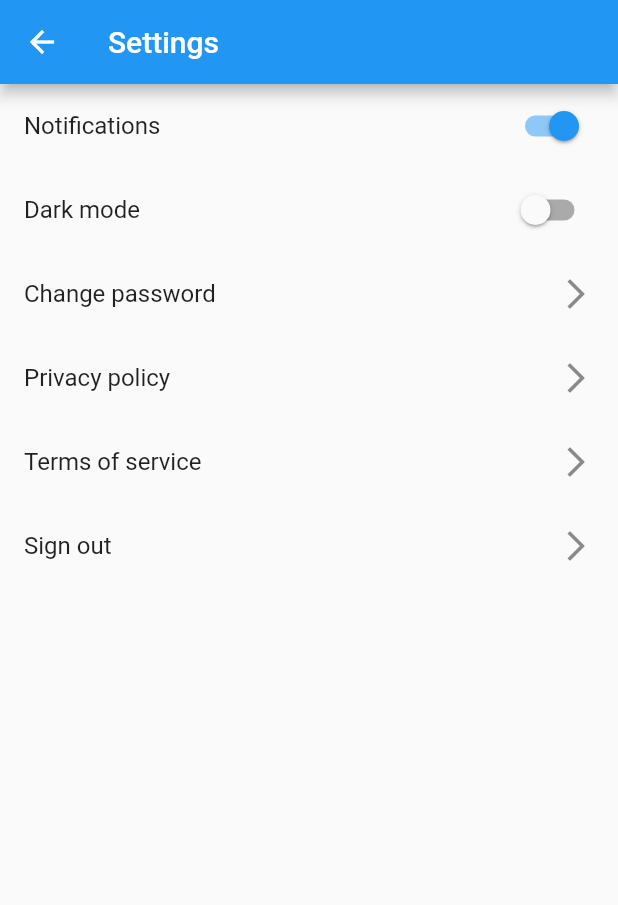
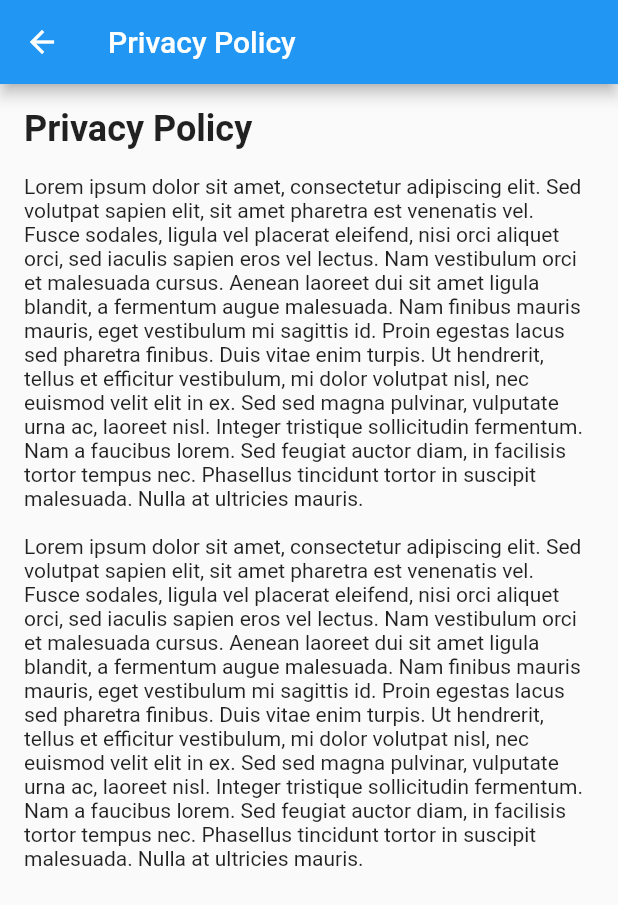
Before and after one commit to sari0233/SpotFinder, a Flutter app: the SettingsPage screen opened directly, after a tap on "Privacy policy", on a phone screen of 412 x 824 dp. Shown: the top 905 px of the screen. Run offline on Flutter 3.47's test engine with Material 2 defaults, Android fonts, the phone set to English and light mode, and no system bars; our stand-ins replace cloud_firestore, firebase_core, flutter_map, geocoding, geolocator, latlong2; accounts and stored records are empty.

```diff
--- a/spotFinderApp/spotfinder/lib/pages/login_page.dart
+++ b/spotFinderApp/spotfinder/lib/pages/login_page.dart
@@ -33,13 +33,13 @@ class _LoginPageState extends State<LoginPage> {
         // Check if the encrypted password matches the one stored in Firestore
         if (users[0]['password'] == encryptedPassword) {
           // ignore: use_build_context_synchronously
-          Navigator.push(
+          Navigator.pushAndRemoveUntil(
             context,
             MaterialPageRoute(
                 builder: (context) => HomePage(
                       userEmail: users[0]['email'],
                       activeVehicle: users[0]['activeVehicle'],
-                    )),
+                    )),(Route<dynamic> route) => false,
           );
         } else {
           // Invalid password
--- /dev/null
+++ b/spotFinderApp/spotfinder/lib/pages/privacypolicy_page.dart
@@ -0,0 +1,34 @@
+import 'package:flutter/material.dart';
+
+class PrivacyPolicyPage extends StatelessWidget {
+  const PrivacyPolicyPage({super.key});
+
+  @override
+  Widget build(BuildContext context) {
+    return Scaffold(
+      appBar: AppBar(
+        title: const Text('Privacy Policy'),
+      ),
+      body: Padding(
+        padding: const EdgeInsets.all(16.0),
+        child: Column(
+          crossAxisAlignment: CrossAxisAlignment.start,
+          children: const [
+            Text(
+              'Privacy Policy',
+              style: TextStyle(fontSize: 24, fontWeight: FontWeight.bold),
+            ),
+            SizedBox(height: 16),
+            Text(
+              'Lorem ipsum dolor sit amet, consectetur adipiscing elit. Sed volutpat sapien elit, sit amet pharetra est venenatis vel. Fusce sodales, ligula vel placerat eleifend, nisi orci aliquet orci, sed iaculis sapien eros vel lectus. Nam vestibulum orci et malesuada cursus. Aenean laoreet dui sit amet ligula blandit, a fermentum augue malesuada. Nam finibus mauris mauris, eget vestibulum mi sagittis id. Proin egestas lacus sed pharetra finibus. Duis vitae enim turpis. Ut hendrerit, tellus et efficitur vestibulum, mi dolor volutpat nisl, nec euismod velit elit in ex. Sed sed magna pulvinar, vulputate urna ac, laoreet nisl. Integer tristique sollicitudin fermentum. Nam a faucibus lorem. Sed feugiat auctor diam, in facilisis tortor tempus nec. Phasellus tincidunt tortor in suscipit malesuada. Nulla at ultricies mauris.',
+            ),
+            SizedBox(height: 16),
+            Text(
+              'Lorem ipsum dolor sit amet, consectetur adipiscing elit. Sed volutpat sapien elit, sit amet pharetra est venenatis vel. Fusce sodales, ligula vel placerat eleifend, nisi orci aliquet orci, sed iaculis sapien eros vel lectus. Nam vestibulum orci et malesuada cursus. Aenean laoreet dui sit amet ligula blandit, a fermentum augue malesuada. Nam finibus mauris mauris, eget vestibulum mi sagittis id. Proin egestas lacus sed pharetra finibus. Duis vitae enim turpis. Ut hendrerit, tellus et efficitur vestibulum, mi dolor volutpat nisl, nec euismod velit elit in ex. Sed sed magna pulvinar, vulputate urna ac, laoreet nisl. Integer tristique sollicitudin fermentum. Nam a faucibus lorem. Sed feugiat auctor diam, in facilisis tortor tempus nec. Phasellus tincidunt tortor in suscipit malesuada. Nulla at ultricies mauris.',
+            ),
+          ],
+        ),
+      ),
+    );
+  }
+}
--- a/spotFinderApp/spotfinder/lib/pages/settings_page.dart
+++ b/spotFinderApp/spotfinder/lib/pages/settings_page.dart
@@ -1,4 +1,7 @@
 import 'package:flutter/material.dart';
+import 'package:spotfinder/pages/login_page.dart';
+import 'package:spotfinder/pages/privacypolicy_page.dart';
+import 'package:spotfinder/pages/termsofservice_page.dart';
 
 class SettingsPage extends StatefulWidget {
   const SettingsPage({super.key});
@@ -19,7 +22,7 @@ class _SettingsPageState extends State<SettingsPage> {
       ),
       body: ListView(
         children: [
-          ListTile(
+          /*ListTile(
             title: const Text('Notifications'),
             trailing: Switch(
               value: notificationsEnabled,
@@ -40,33 +43,38 @@ class _SettingsPageState extends State<SettingsPage> {
                 });
               },
             ),
-          ),
-          ListTile(
-            title: const Text('Change password'),
-            trailing: const Icon(Icons.arrow_forward_ios),
-            onTap: () {
-              // TODO: Implement password change functionality
-            },
-          ),
+          ),*/
           ListTile(
             title: const Text('Privacy policy'),
             trailing: const Icon(Icons.arrow_forward_ios),
             onTap: () {
-              // TODO: Implement privacy policy page navigation
+              Navigator.push(
+                context,
+                MaterialPageRoute(
+                    builder: (context) => const PrivacyPolicyPage()),
+              );
             },
           ),
           ListTile(
             title: const Text('Terms of service'),
             trailing: const Icon(Icons.arrow_forward_ios),
             onTap: () {
-              // TODO: Implement terms of service page navigation
+              Navigator.push(
+                context,
+                MaterialPageRoute(
+                    builder: (context) => const TermsOfServicePage()),
+              );
             },
           ),
           ListTile(
             title: const Text('Sign out'),
             trailing: const Icon(Icons.arrow_forward_ios),
             onTap: () {
-              // TODO: Implement sign out functionality
+              Navigator.pushAndRemoveUntil(
+                context,
+                MaterialPageRoute(builder: (context) => const LoginPage()),
+                (Route<dynamic> route) => false,
+              );
             },
           ),
         ],
--- a/spotFinderApp/spotfinder/pubspec.yaml
+++ b/spotFinderApp/spotfinder/pubspec.yaml
@@ -37,6 +37,7 @@ dependencies:
   cloud_firestore: ^4.5.3
   collection: ^1.15.0
   crypto: ^3.0.3
+  intl: ^0.17.0
 
   # The following adds the Cupertino Icons font to your application.
   # Use with the CupertinoIcons class for iOS style icons.
```
Also changed, not shown: spotFinderApp/spotfinder/lib/pages/history_page.dart (added, +90 -0 lines), spotFinderApp/spotfinder/lib/pages/home_page.dart (+9 -1 lines), spotFinderApp/spotfinder/lib/pages/termsofservice_page.dart (added, +34 -0 lines), spotFinderApp/spotfinder/pubspec.lock.
